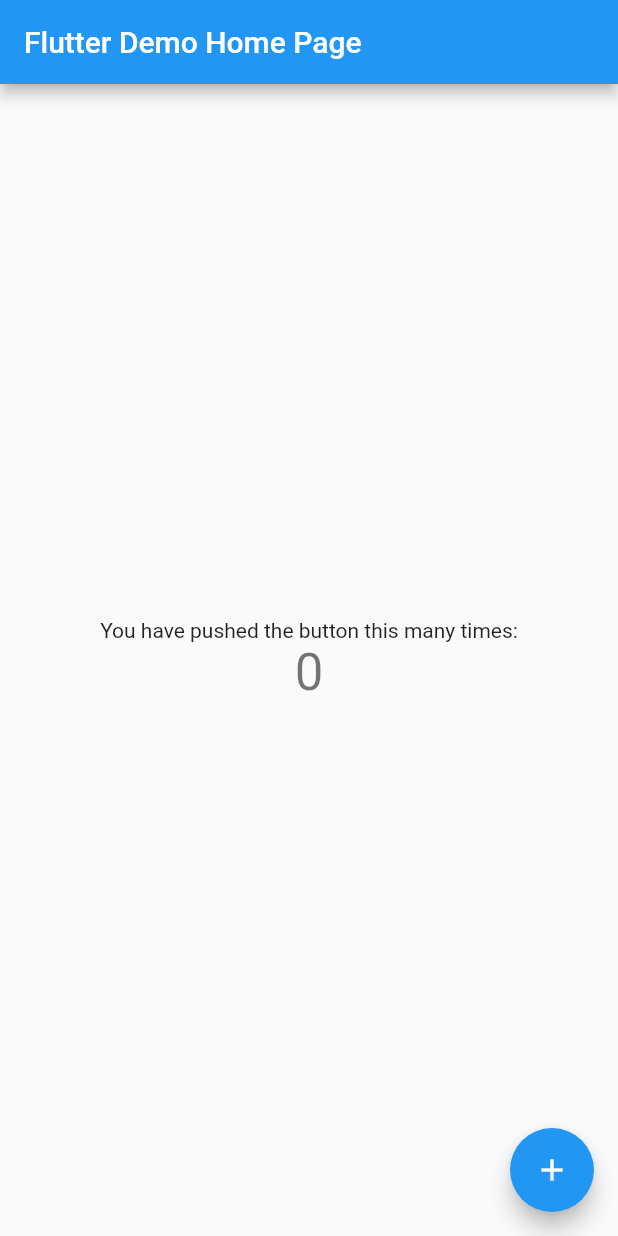
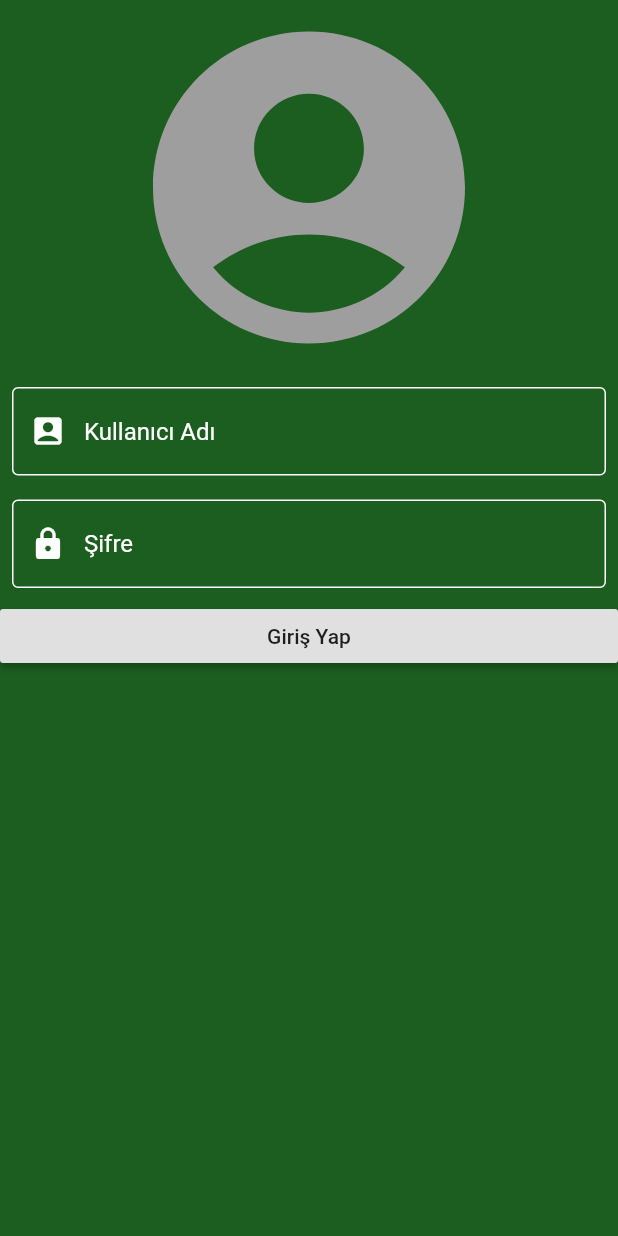
Before and after one commit to bilalozcan/teknik-servis-app, a Flutter app: the screen it shows after launch, on a phone screen of 412 x 824 dp. Run offline on Flutter 3.47's test engine with Material 2 defaults, Android fonts, the phone set to English and light mode, and no system bars.

Commit message:
Giriş Yap Ekranı Oluşturuldu

```diff
--- a/lib/main.dart
+++ b/lib/main.dart
@@ -1,117 +1,9 @@
 import 'package:flutter/material.dart';
+import 'ui/SignInPage.dart';
 
 void main() {
-  runApp(MyApp());
+  runApp(new MaterialApp(
+    debugShowCheckedModeBanner: false,
+    home: SignInPage(),
+  ));
 }
-
-class MyApp extends StatelessWidget {
-  // This widget is the root of your application.
-  @override
-  Widget build(BuildContext context) {
-    return MaterialApp(
-      title: 'Flutter Demo',
-      theme: ThemeData(
-        // This is the theme of your application.
-        //
-        // Try running your application with "flutter run". You'll see the
-        // application has a blue toolbar. Then, without quitting the app, try
-        // changing the primarySwatch below to Colors.green and then invoke
-        // "hot reload" (press "r" in the console where you ran "flutter run",
-        // or simply save your changes to "hot reload" in a Flutter IDE).
-        // Notice that the counter didn't reset back to zero; the application
-        // is not restarted.
-        primarySwatch: Colors.blue,
-        // This makes the visual density adapt to the platform that you run
-        // the app on. For desktop platforms, the controls will be smaller and
-        // closer together (more dense) than on mobile platforms.
-        visualDensity: VisualDensity.adaptivePlatformDensity,
-      ),
-      home: MyHomePage(title: 'Flutter Demo Home Page'),
-    );
-  }
-}
-
-class MyHomePage extends StatefulWidget {
-  MyHomePage({Key key, this.title}) : super(key: key);
-
-  // This widget is the home page of your application. It is stateful, meaning
-  // that it has a State object (defined below) that contains fields that affect
-  // how it looks.
-
-  // This class is the configuration for the state. It holds the values (in this
-  // case the title) provided by the parent (in this case the App widget) and
-  // used by the build method of the State. Fields in a Widget subclass are
-  // always marked "final".
-
-  final String title;
-
-  @override
-  _MyHomePageState createState() => _MyHomePageState();
-}
-
-class _MyHomePageState extends State<MyHomePage> {
-  int _counter = 0;
-
-  void _incrementCounter() {
-    setState(() {
-      // This call to setState tells the Flutter framework that something has
-      // changed in this State, which causes it to rerun the build method below
-      // so that the display can reflect the updated values. If we changed
-      // _counter without calling setState(), then the build method would not be
-      // called again, and so nothing would appear to happen.
-      _counter++;
-    });
-  }
-
-  @override
-  Widget build(BuildContext context) {
-    // This method is rerun every time setState is called, for instance as done
-    // by the _incrementCounter method above.
-    //
-    // The Flutter framework has been optimized to make rerunning build methods
-    // fast, so that you can just rebuild anything that needs updating rather
-    // than having to individually change instances of widgets.
-    return Scaffold(
-      appBar: AppBar(
-        // Here we take the value from the MyHomePage object that was created by
-        // the App.build method, and use it to set our appbar title.
-        title: Text(widget.title),
-      ),
-      body: Center(
-        // Center is a layout widget. It takes a single child and positions it
-        // in the middle of the parent.
-        child: Column(
-          // Column is also a layout widget. It takes a list of children and
-          // arranges them vertically. By default, it sizes itself to fit its
-          // children horizontally, and tries to be as tall as its parent.
-          //
-          // Invoke "debug painting" (press "p" in the console, choose the
-          // "Toggle Debug Paint" action from the Flutter Inspector in Android
-          // Studio, or the "Toggle Debug Paint" command in Visual Studio Code)
-          // to see the wireframe for each widget.
-          //
-          // Column has various properties to control how it sizes itself and
-          // how it positions its children. Here we use mainAxisAlignment to
-          // center the children vertically; the main axis here is the vertical
-          // axis because Columns are vertical (the cross axis would be
-          // horizontal).
-          mainAxisAlignment: MainAxisAlignment.center,
-          children: <Widget>[
-            Text(
-              'You have pushed the button this many times:',
-            ),
-            Text(
-              '$_counter',
-              style: Theme.of(context).textTheme.headline4,
-            ),
-          ],
-        ),
-      ),
-      floatingActionButton: FloatingActionButton(
-        onPressed: _incrementCounter,
-        tooltip: 'Increment',
-        child: Icon(Icons.add),
-      ), // This trailing comma makes auto-formatting nicer for build methods.
-    );
-  }
-}
--- /dev/null
+++ b/lib/ui/SignInPage.dart
@@ -0,0 +1,75 @@
+import "package:flutter/material.dart";
+
+class SignInPage extends StatelessWidget {
+  @override
+  Widget build(BuildContext context) {
+    return Scaffold(
+      backgroundColor: Colors.green.shade900,
+      body: Form(
+        child: ListView(
+          children: [
+            Icon(
+              Icons.account_circle,
+              size: 250,
+              color: Colors.grey.shade500,
+            ),
+            Padding(
+              padding: const EdgeInsets.all(8.0),
+              child: TextFormField(
+                cursorColor: Colors.white,
+                style: TextStyle(color: Colors.white),
+                decoration: InputDecoration(
+                    border: OutlineInputBorder(),
+                    enabledBorder: OutlineInputBorder(
+                        borderSide: BorderSide(color: Colors.white)),
+                    focusedBorder: OutlineInputBorder(
+                        borderSide: BorderSide(color: Colors.white)),
+                    focusColor: Colors.amber,
+                    prefixIcon: Icon(
+                      Icons.account_box,
+                      color: Colors.white,
+                    ),
+                    hintText: "Kullanıcı Adını Giriniz",
+                    hintStyle: TextStyle(color: Colors.white),
+                    labelText: "Kullanıcı Adı",
+                    alignLabelWithHint: true,
+                    labelStyle: TextStyle(
+                      color: Colors.white,
+                    )),
+              ),
+            ),
+            Padding(
+              padding: const EdgeInsets.all(8.0),
+              child: TextFormField(
+                cursorColor: Colors.white,
+                style: TextStyle(color: Colors.white),
+                decoration: InputDecoration(
+                    border: OutlineInputBorder(),
+                    enabledBorder: OutlineInputBorder(
+                        borderSide: BorderSide(color: Colors.white)),
+                    focusedBorder: OutlineInputBorder(
+                        borderSide: BorderSide(color: Colors.white)),
+                    prefixIcon: Icon(
+                      Icons.lock,
+                      color: Colors.white,
+                    ),
+                    hintText: "Şifreyi Giriniz",
+                    hintStyle: TextStyle(color: Colors.white),
+                    labelText: "Şifre",
+                    alignLabelWithHint: true,
+                    labelStyle: TextStyle(
+                      color: Colors.white,
+                    )),
+              ),
+            ),
+            RaisedButton(
+              child: Text("Giriş Yap"),
+              onPressed: () {},
+              padding: EdgeInsets.all(8.0),
+            )
+          ],
+        ),
+      ),
+    );
+  }
+}
```
